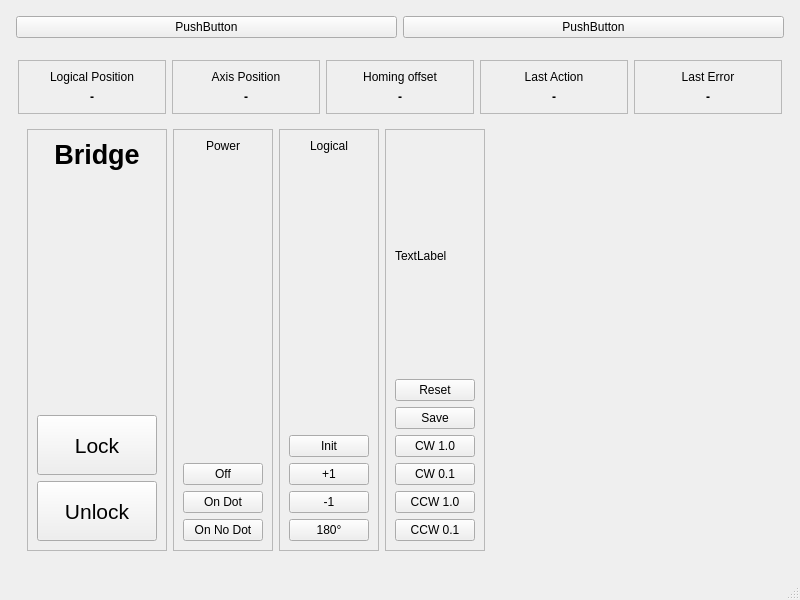
Before: the Qt Designer form src/mainwindow.ui in cilo72/raspi_turntable, drawn with Qt 5.
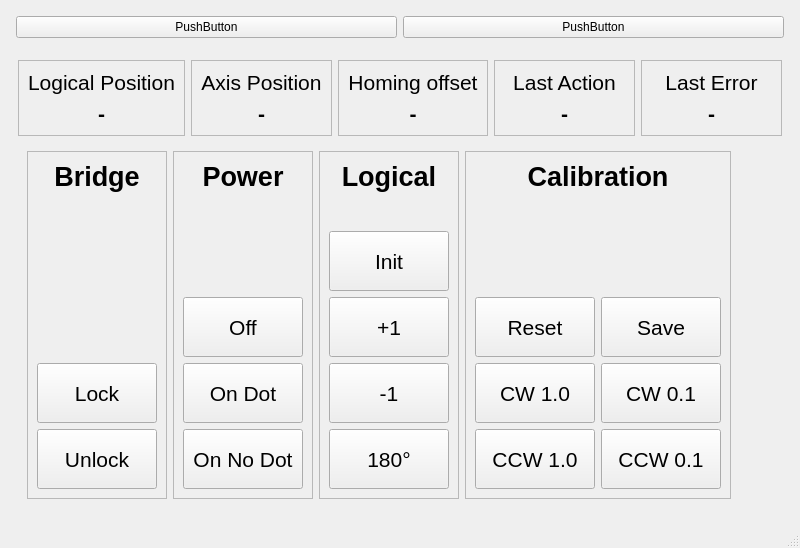
After: the same form once the commit is applied.

Patch:
```diff
--- a/src/mainwindow.ui
+++ b/src/mainwindow.ui
@@ -7,7 +7,7 @@
     <x>0</x>
     <y>0</y>
     <width>800</width>
-    <height>600</height>
+    <height>548</height>
    </rect>
   </property>
   <property name="windowTitle">
@@ -74,6 +74,7 @@
               <widget class="QLabel" name="label_3">
                <property name="font">
                 <font>
+                 <pointsize>16</pointsize>
                  <bold>false</bold>
                 </font>
                </property>
@@ -89,6 +90,7 @@
               <widget class="QLabel" name="labelLowLevelLogicalPosition">
                <property name="font">
                 <font>
+                 <pointsize>16</pointsize>
                  <bold>true</bold>
                 </font>
                </property>
@@ -114,6 +116,11 @@
             <layout class="QVBoxLayout" name="verticalLayout_3">
              <item>
               <widget class="QLabel" name="label_2">
+               <property name="font">
+                <font>
+                 <pointsize>16</pointsize>
+                </font>
+               </property>
                <property name="text">
                 <string>Axis Position</string>
                </property>
@@ -126,6 +133,7 @@
               <widget class="QLabel" name="labelLowLevelAxisPosition">
                <property name="font">
                 <font>
+                 <pointsize>16</pointsize>
                  <bold>true</bold>
                 </font>
                </property>
@@ -151,6 +159,11 @@
             <layout class="QVBoxLayout" name="verticalLayout_6">
              <item>
               <widget class="QLabel" name="label_9">
+               <property name="font">
+                <font>
+                 <pointsize>16</pointsize>
+                </font>
+               </property>
                <property name="text">
                 <string>Homing offset</string>
                </property>
@@ -163,6 +176,7 @@
               <widget class="QLabel" name="labelLowLevelHomeOffset">
                <property name="font">
                 <font>
+                 <pointsize>16</pointsize>
                  <bold>true</bold>
                 </font>
                </property>
@@ -188,6 +202,11 @@
             <layout class="QVBoxLayout" name="verticalLayout_7">
              <item>
               <widget class="QLabel" name="label_10">
+               <property name="font">
+                <font>
+                 <pointsize>16</pointsize>
+                </font>
+               </property>
                <property name="text">
                 <string>Last Action</string>
                </property>
@@ -200,6 +219,7 @@
               <widget class="QLabel" name="labelLowLevelLastAction">
                <property name="font">
                 <font>
+                 <pointsize>16</pointsize>
                  <bold>true</bold>
                 </font>
                </property>
@@ -225,6 +245,11 @@
             <layout class="QVBoxLayout" name="verticalLayout_8">
              <item>
               <widget class="QLabel" name="label_11">
+               <property name="font">
+                <font>
+                 <pointsize>16</pointsize>
+                </font>
+               </property>
                <property name="text">
                 <string>Last Error</string>
                </property>
@@ -237,6 +262,7 @@
               <widget class="QLabel" name="labelLowLevelLastError">
                <property name="font">
                 <font>
+                 <pointsize>16</pointsize>
                  <bold>true</bold>
                 </font>
                </property>
@@ -346,6 +372,12 @@
                <layout class="QVBoxLayout" name="verticalLayout_4">
                 <item>
                  <widget class="QLabel" name="label_5">
+                  <property name="font">
+                   <font>
+                    <pointsize>20</pointsize>
+                    <bold>true</bold>
+                   </font>
+                  </property>
                   <property name="text">
                    <string>Power</string>
                   </property>
@@ -369,6 +401,17 @@
                 </item>
                 <item>
                  <widget class="QPushButton" name="pushButtonLowLevelPowerOff">
+                  <property name="minimumSize">
+                   <size>
+                    <width>120</width>
+                    <height>60</height>
+                   </size>
+                  </property>
+                  <property name="font">
+                   <font>
+                    <pointsize>16</pointsize>
+                   </font>
+                  </property>
                   <property name="text">
                    <string>Off</string>
                   </property>
@@ -376,6 +419,17 @@
                 </item>
                 <item>
                  <widget class="QPushButton" name="pushButtonLowLevelPowerOnDot">
+                  <property name="minimumSize">
+                   <size>
+                    <width>120</width>
+                    <height>60</height>
+                   </size>
+                  </property>
+                  <property name="font">
+                   <font>
+                    <pointsize>16</pointsize>
+                   </font>
+                  </property>
                   <property name="text">
                    <string>On Dot</string>
                   </property>
@@ -383,6 +437,17 @@
                 </item>
                 <item>
                  <widget class="QPushButton" name="pushButtonLowLevelPowerOnNoDot">
+                  <property name="minimumSize">
+                   <size>
+                    <width>120</width>
+                    <height>60</height>
+                   </size>
+                  </property>
+                  <property name="font">
+                   <font>
+                    <pointsize>16</pointsize>
+                   </font>
+                  </property>
                   <property name="text">
                    <string>On No Dot</string>
                   </property>
@@ -402,6 +467,12 @@
                <layout class="QVBoxLayout" name="verticalLayout_10">
                 <item>
                  <widget class="QLabel" name="label_6">
+                  <property name="font">
+                   <font>
+                    <pointsize>20</pointsize>
+                    <bold>true</bold>
+                   </font>
+                  </property>
                   <property name="text">
                    <string>Logical</string>
                   </property>
@@ -425,6 +496,17 @@
                 </item>
                 <item>
                  <widget class="QPushButton" name="pushButtonLowLevelInit">
+                  <property name="minimumSize">
+                   <size>
+                    <width>120</width>
+                    <height>60</height>
+                   </size>
+                  </property>
+                  <property name="font">
+                   <font>
+                    <pointsize>16</pointsize>
+                   </font>
+                  </property>
                   <property name="text">
                    <string>Init</string>
                   </property>
@@ -432,6 +514,17 @@
                 </item>
                 <item>
                  <widget class="QPushButton" name="LowLevelTurnPlusOne">
+                  <property name="minimumSize">
+                   <size>
+                    <width>120</width>
+                    <height>60</height>
+                   </size>
+                  </property>
+                  <property name="font">
+                   <font>
+                    <pointsize>16</pointsize>
+                   </font>
+                  </property>
                   <property name="text">
                    <string>+1</string>
                   </property>
@@ -439,6 +532,17 @@
                 </item>
                 <item>
                  <widget class="QPushButton" name="pushButtonLowLevelTurnMinusOne">
+                  <property name="minimumSize">
+                   <size>
+                    <width>120</width>
+                    <height>60</height>
+                   </size>
+                  </property>
+                  <property name="font">
+                   <font>
+                    <pointsize>16</pointsize>
+                   </font>
+                  </property>
                   <property name="text">
                    <string>-1</string>
                   </property>
@@ -446,6 +550,17 @@
                 </item>
                 <item>
                  <widget class="QPushButton" name="pushButtonLowLevelTurn180">
+                  <property name="minimumSize">
+                   <size>
+                    <width>120</width>
+                    <height>60</height>
+                   </size>
+                  </property>
+                  <property name="font">
+                   <font>
+                    <pointsize>16</pointsize>
+                   </font>
+                  </property>
                   <property name="text">
                    <string>180°</string>
                   </property>
@@ -465,52 +580,176 @@
                <layout class="QVBoxLayout" name="verticalLayout_11">
                 <item>
                  <widget class="QLabel" name="label_7">
-                  <property name="text">
-                   <string>TextLabel</string>
+                  <property name="font">
+                   <font>
+                    <pointsize>20</pointsize>
+                    <bold>true</bold>
+                   </font>
                   </property>
-                 </widget>
-                </item>
-                <item>
-                 <widget class="QPushButton" name="pushButtonLowLevelReset">
                   <property name="text">
-                   <string>Reset</string>
+                   <string>Calibration</string>
                   </property>
-                 </widget>
-                </item>
-                <item>
-                 <widget class="QPushButton" name="pushButtonLowLevelSave">
-                  <property name="text">
-                   <string>Save</string>
+                  <property name="alignment">
+                   <set>Qt::AlignCenter</set>
                   </property>
                  </widget>
                 </item>
                 <item>
-                 <widget class="QPushButton" name="pushButtonCW1_0">
-                  <property name="text">
-                   <string>CW 1.0</string>
+                 <spacer name="verticalSpacer_4">
+                  <property name="orientation">
+                   <enum>Qt::Vertical</enum>
                   </property>
-                 </widget>
+                  <property name="sizeHint" stdset="0">
+                   <size>
+                    <width>20</width>
+                    <height>40</height>
+                   </size>
+                  </property>
+                 </spacer>
                 </item>
                 <item>
-                 <widget class="QPushButton" name="pushButtonCW0_1">
-                  <property name="text">
-                   <string>CW 0.1</string>
+                 <layout class="QHBoxLayout" name="horizontalLayout_5">
+                  <property name="leftMargin">
+                   <number>0</number>
                   </property>
-                 </widget>
+                  <property name="topMargin">
+                   <number>0</number>
+                  </property>
+                  <property name="rightMargin">
+                   <number>0</number>
+                  </property>
+                  <property name="bottomMargin">
+                   <number>0</number>
+                  </property>
+                  <item>
+                   <widget class="QPushButton" name="pushButtonLowLevelReset">
+                    <property name="minimumSize">
+                     <size>
+                      <width>120</width>
+                      <height>60</height>
+                     </size>
+                    </property>
+                    <property name="font">
+                     <font>
+                      <pointsize>16</pointsize>
+                     </font>
+                    </property>
+                    <property name="text">
+                     <string>Reset</string>
+                    </property>
+                   </widget>
+                  </item>
+                  <item>
+                   <widget class="QPushButton" name="pushButtonLowLevelSave">
+                    <property name="minimumSize">
+                     <size>
+                      <width>120</width>
+                      <height>60</height>
+                     </size>
+                    </property>
+                    <property name="font">
+                     <font>
+                      <pointsize>16</pointsize>
+                     </font>
+                    </property>
+                    <property name="text">
+                     <string>Save</string>
+                    </property>
+                   </widget>
+                  </item>
+                 </layout>
                 </item>
                 <item>
-                 <widget class="QPushButton" name="pushButtonCCW1_0">
-                  <property name="text">
-                   <string>CCW 1.0</string>
+                 <layout class="QHBoxLayout" name="horizontalLayout_6">
+                  <property name="leftMargin">
+                   <number>0</number>
                   </property>
-                 </widget>
+                  <property name="topMargin">
+                   <number>0</number>
+                  </property>
+                  <property name="rightMargin">
+                   <number>0</number>
+                  </property>
+                  <property name="bottomMargin">
+                   <number>0</number>
+                  </property>
+                  <item>
+                   <widget class="QPushButton" name="pushButtonCW1_0">
+                    <property name="minimumSize">
+                     <size>
+                      <width>120</width>
+                      <height>60</height>
+                     </size>
+                    </property>
+                    <property name="font">
+                     <font>
+                      <pointsize>16</pointsize>
+                     </font>
+                    </property>
+                    <property name="text">
+                     <string>CW 1.0</string>
+                    </property>
+                   </widget>
+                  </item>
+                  <item>
+                   <widget class="QPushButton" name="pushButtonCW0_1">
+                    <property name="minimumSize">
+                     <size>
+                      <width>120</width>
+                      <height>60</height>
+                     </size>
+                    </property>
+                    <property name="font">
+                     <font>
+                      <pointsize>16</pointsize>
+                     </font>
+                    </property>
+                    <property name="text">
+                     <string>CW 0.1</string>
+                    </property>
+                   </widget>
+                  </item>
+                 </layout>
                 </item>
                 <item>
-                 <widget class="QPushButton" name="pushButtonCCW0_1">
-                  <property name="text">
-                   <string>CCW 0.1</string>
-                  </property>
-                 </widget>
+                 <layout class="QHBoxLayout" name="horizontalLayout_7">
+                  <item>
+                   <widget class="QPushButton" name="pushButtonCCW1_0">
+                    <property name="minimumSize">
+                     <size>
+                      <width>120</width>
+                      <height>60</height>
+                     </size>
+                    </property>
+                    <property name="font">
+                     <font>
+                      <pointsize>16</pointsize>
+                     </font>
+                    </property>
+                    <property name="text">
+                     <string>CCW 1.0</string>
+                    </property>
+                   </widget>
+                  </item>
+                  <item>
+                   <widget class="QPushButton" name="pushButtonCCW0_1">
+                    <property name="minimumSize">
+                     <size>
+                      <width>120</width>
+                      <height>60</height>
+                     </size>
+                    </property>
+                    <property name="font">
+                     <font>
+                      <pointsize>16</pointsize>
+                     </font>
+                    </property>
+                    <property name="text">
+                     <string>CCW 0.1</string>
+                    </property>
+                   </widget>
+                  </item>
+                 </layout>
                 </item>
                </layout>
               </widget>
```
